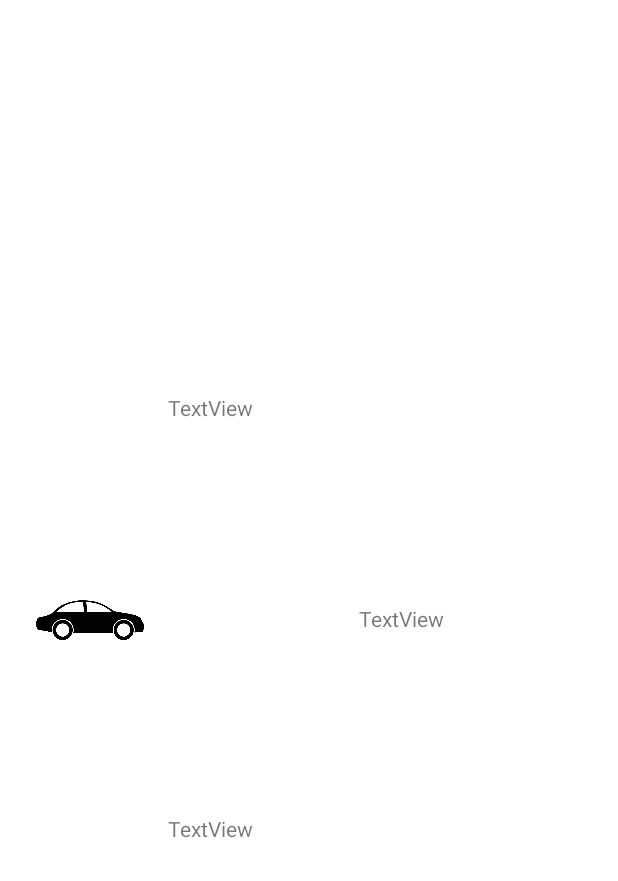
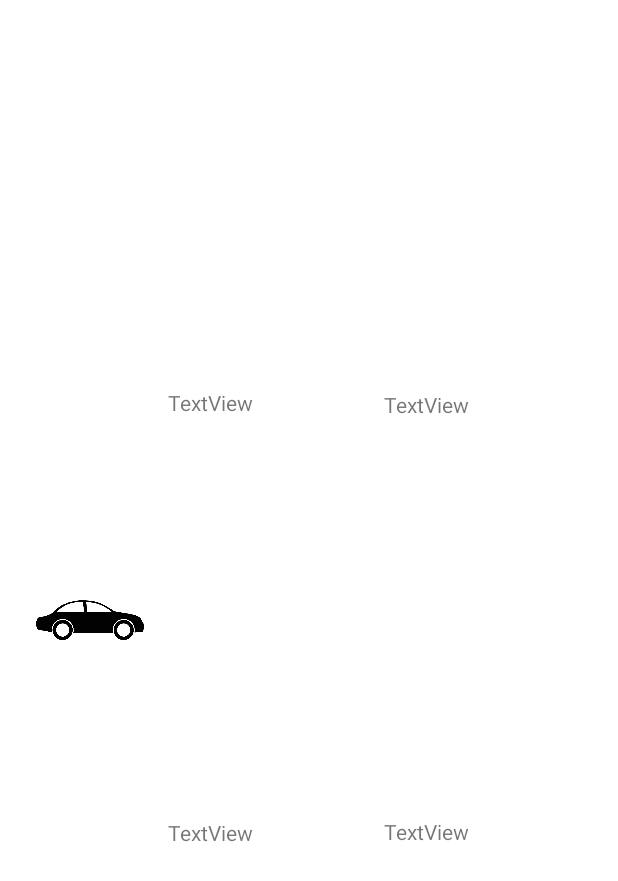
Before and after one commit to Linasa64/Boster, an Android app: the layout layout_liste_activites.xml on its own in the app's theme, with its tools: preview values and no code run, on a phone screen of 412 x 824 dp. Shown: the top 881 px of the screen. Run offline under Robolectric (Android 15) with nearby library versions, the phone set to English and light mode, and no system bars.

Commit message:
Historique apparence ok - image ko
L'image ne change pas en fonction du mode de transport

```diff
--- a/app/src/main/java/com/example/boster/Historique2.java
+++ b/app/src/main/java/com/example/boster/Historique2.java
@@ -4,7 +4,6 @@ import androidx.appcompat.app.AppCompatActivity;
 
 import android.annotation.SuppressLint;
 import android.database.Cursor;
-import android.database.DatabaseUtils;
 import android.database.sqlite.SQLiteDatabase;
 import android.os.Bundle;
 import android.view.View;
@@ -51,7 +50,7 @@ public class Historique2 extends AppCompatActivity {
 
         List<Deplacement> resultList = new ArrayList<Deplacement>();
 
-        String[] col = {"distance", "mode", "ville"};
+        String[] col = {"mode", "date", "ville", "distance"};
         String [] select = {};
 
         Cursor cursor = db.query("Deplacements", col, "", select, null, null, "id DESC");
@@ -59,7 +58,7 @@ public class Historique2 extends AppCompatActivity {
         if(cursor.moveToFirst()){
             String[] columnNames = cursor.getColumnNames();
             do{
-                Deplacement d = new Deplacement(cursor.getString(cursor.getColumnIndex("distance")), cursor.getString(cursor.getColumnIndex("mode")), cursor.getString(cursor.getColumnIndex("ville")));
+                Deplacement d = new Deplacement(cursor.getString(cursor.getColumnIndex("mode")), cursor.getString(cursor.getColumnIndex("date")), cursor.getString(cursor.getColumnIndex("ville")), cursor.getString(cursor.getColumnIndex("distance")), "xxxx");
                 resultList.add(d);
             }while (cursor.moveToNext());
         }
--- a/app/src/main/res/layout/layout_liste_activites.xml
+++ b/app/src/main/res/layout/layout_liste_activites.xml
@@ -17,33 +17,43 @@
 
     <TextView
         android:id="@+id/dateActivity"
-        android:layout_width="114dp"
-        android:layout_height="wrap_content"
+        android:layout_width="0dp"
+        android:layout_height="19dp"
         android:layout_marginStart="16dp"
         android:text="TextView"
-        app:layout_constraintBottom_toTopOf="@+id/distanceActivity"
+        app:layout_constraintBottom_toTopOf="@+id/villeActivity"
         app:layout_constraintStart_toEndOf="@+id/iconeTransport"
         app:layout_constraintTop_toTopOf="parent" />
 
     <TextView
         android:id="@+id/distanceActivity"
-        android:layout_width="116dp"
+        android:layout_width="0dp"
+        android:layout_height="17dp"
+        android:layout_marginStart="160dp"
+        android:text="TextView"
+        app:layout_constraintBottom_toTopOf="@+id/co2Activity"
+        app:layout_constraintStart_toEndOf="@+id/iconeTransport"
+        app:layout_constraintTop_toTopOf="parent" />
+
+    <TextView
+        android:id="@+id/co2Activity"
+        android:layout_width="0dp"
         android:layout_height="wrap_content"
+        android:layout_marginStart="160dp"
+        android:layout_marginTop="8dp"
+        android:text="TextView"
+        app:layout_constraintBottom_toBottomOf="parent"
+        app:layout_constraintStart_toEndOf="@+id/iconeTransport"
+        app:layout_constraintTop_toBottomOf="@+id/distanceActivity" />
+
+    <TextView
+        android:id="@+id/villeActivity"
+        android:layout_width="0dp"
+        android:layout_height="20dp"
         android:layout_marginStart="16dp"
+        android:layout_marginTop="8dp"
         android:text="TextView"
         app:layout_constraintBottom_toBottomOf="parent"
         app:layout_constraintStart_toEndOf="@+id/iconeTransport"
         app:layout_constraintTop_toBottomOf="@+id/dateActivity" />
-
-    <TextView
-        android:id="@+id/co2Activity"
-        android:layout_width="151dp"
-        android:layout_height="wrap_content"
-        android:layout_marginStart="16dp"
-        android:layout_marginEnd="24dp"
-        android:text="TextView"
-        app:layout_constraintBottom_toBottomOf="parent"
-        app:layout_constraintEnd_toEndOf="parent"
-        app:layout_constraintStart_toEndOf="@+id/dateActivity"
-        app:layout_constraintTop_toTopOf="parent" />
 </androidx.constraintlayout.widget.ConstraintLayout>
```
Also changed, not shown: app/src/main/java/com/example/boster/CustomListAdapter.java (+11 -4 lines), app/src/main/java/com/example/boster/Deplacement.java (+21 -1 lines).
